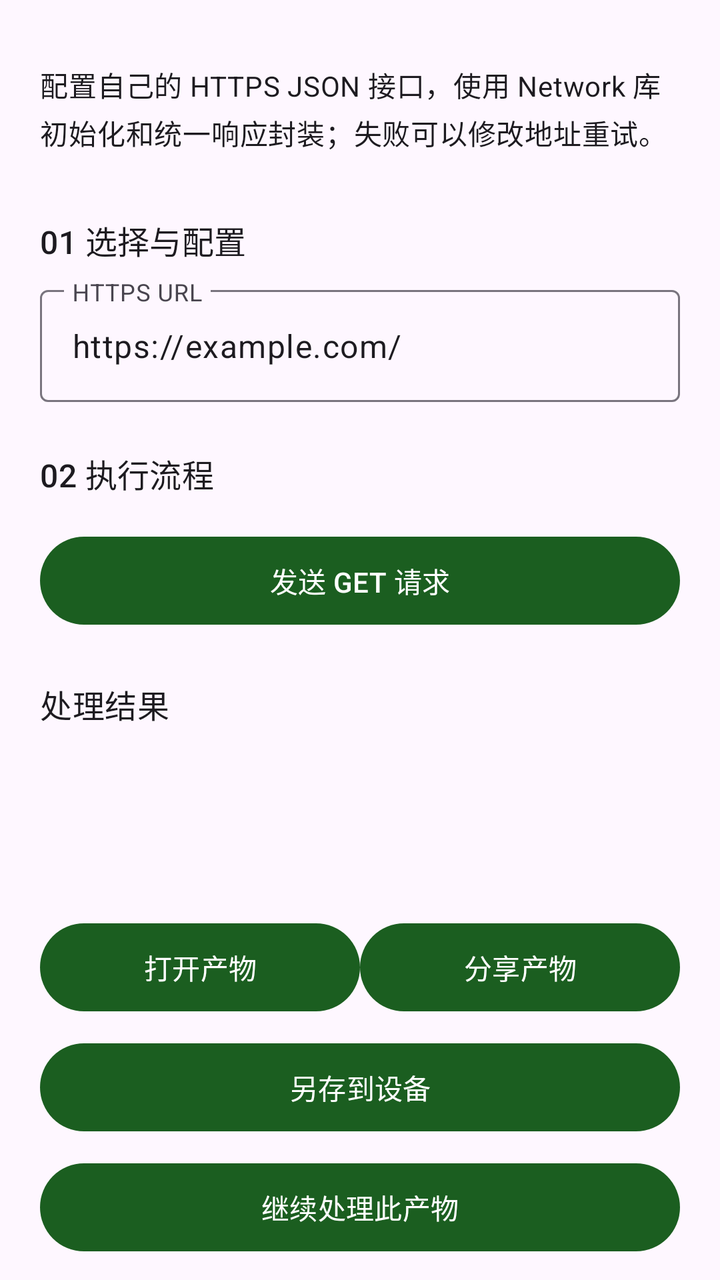
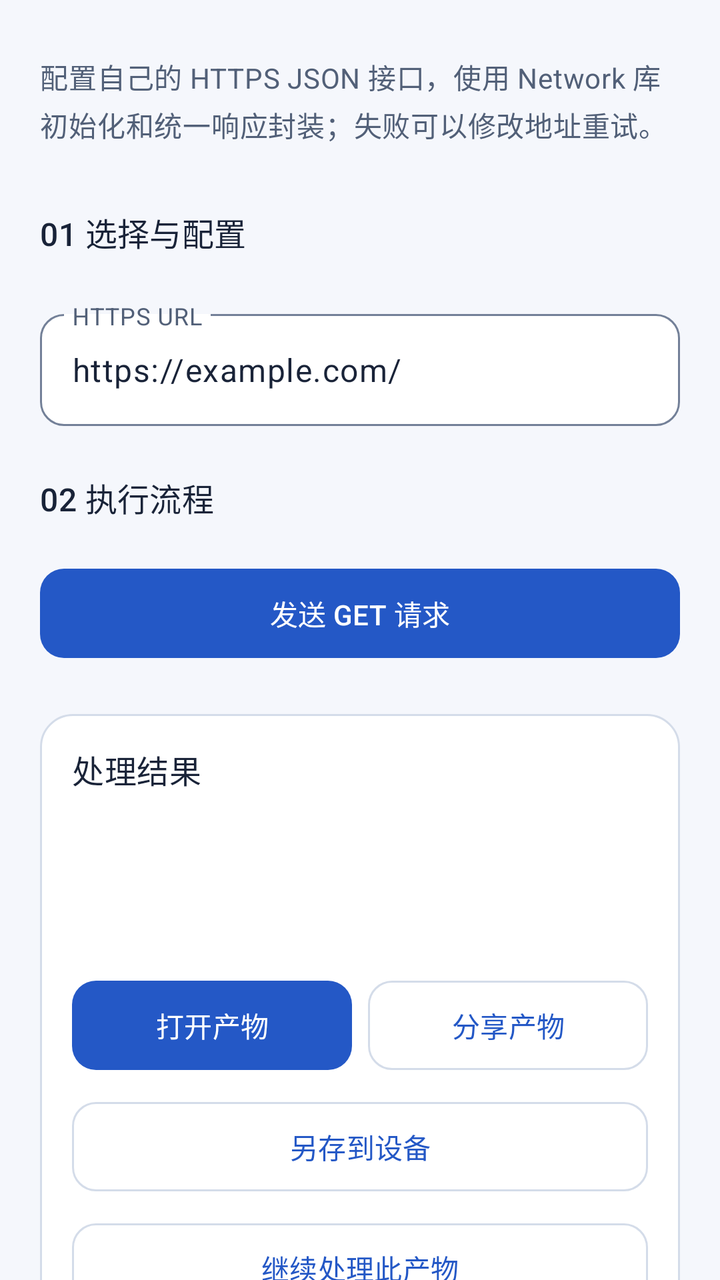

Screens rendered from an Android XML layout before and after an edit, with the pre-edit source and the edit as a unified diff.
<!-- AndroidManifest.xml: another module's application theme Theme.DevLib -->
<!-- res/layout/demo_network.xml -->
<?xml version='1.0' encoding='utf-8'?>
<ScrollView xmlns:android="http://schemas.android.com/apk/res/android" android:layout_width="match_parent" android:layout_height="match_parent" android:fillViewport="true" android:scrollbars="none" android:clipToPadding="false">
    <LinearLayout style="@style/Demo.Page">
        <TextView style="@style/Demo.Label" android:text="@string/demo_network_intro" />
        <TextView style="@style/Demo.Heading" android:text="@string/demo_network_input" />
        <com.google.android.material.textfield.TextInputLayout android:layout_width="match_parent" android:layout_height="wrap_content" android:hint="@string/demo_network_url">
            <com.google.android.material.textfield.TextInputEditText android:id="@+id/url" style="@style/Demo.Input" android:inputType="text" android:text="@string/demo_network_url_value" android:saveEnabled="true" />
        </com.google.android.material.textfield.TextInputLayout>
        <TextView style="@style/Demo.Heading" android:text="@string/demo_network_execute" />
        <com.google.android.material.button.MaterialButton android:id="@+id/request" style="@style/Demo.Button" android:text="@string/demo_network_request" />
        <include android:id="@+id/result" layout="@layout/demo_output" />
    </LinearLayout>
</ScrollView>
<!-- res/layout/demo_output.xml (included above) -->
<?xml version='1.0' encoding='utf-8'?>
<LinearLayout xmlns:android="http://schemas.android.com/apk/res/android" style="@style/Demo.Page" android:padding="0dp">
    <TextView style="@style/Demo.Heading" android:text="@string/demo_output" />
    <TextView android:id="@+id/inputs" style="@style/Demo.Label" android:textIsSelectable="true" />
    <ImageView android:id="@+id/inputPreview" android:layout_width="match_parent" android:layout_height="200dp" android:scaleType="fitCenter" android:contentDescription="@string/workspace_original" android:visibility="gone" />
    <ProgressBar android:id="@+id/progress" style="?android:attr/progressBarStyleHorizontal" android:layout_width="match_parent" android:layout_height="wrap_content" android:visibility="gone" />
    <TextView android:id="@+id/message" style="@style/Demo.Label" android:textIsSelectable="true" />
    <ImageView android:id="@+id/preview" android:layout_width="match_parent" android:layout_height="wrap_content" android:adjustViewBounds="true" android:maxHeight="360dp" android:contentDescription="@string/demo_preview" android:visibility="gone" />
    <com.google.android.material.button.MaterialButton android:id="@+id/cancel" style="@style/Demo.Button" android:text="@string/demo_cancel" android:visibility="gone" />
    <LinearLayout android:layout_width="match_parent" android:layout_height="wrap_content" android:orientation="horizontal">
        <com.google.android.material.button.MaterialButton android:id="@+id/open" style="@style/Demo.Button" android:layout_width="0dp" android:layout_weight="1" android:text="@string/demo_open" />
        <com.google.android.material.button.MaterialButton android:id="@+id/share" style="@style/Demo.Button" android:layout_width="0dp" android:layout_weight="1" android:text="@string/demo_share" />
    </LinearLayout>
    <com.google.android.material.button.MaterialButton android:id="@+id/save" style="@style/Demo.Button" android:text="@string/workspace_save" />
    <com.google.android.material.button.MaterialButton android:id="@+id/continueWith" style="@style/Demo.Button" android:text="@string/workspace_continue" />
</LinearLayout>
<!-- resources referenced by this layout -->
<resources>
  <style name="Demo.Button" parent="">
          <item name="android:layout_width">match_parent</item>
          <item name="android:layout_height">wrap_content</item>
          <item name="android:minHeight">52dp</item>
          <item name="android:layout_marginTop">8dp</item>
      </style>
  <style name="Demo.Heading" parent="Demo.Label">
          <item name="android:textAppearance">?attr/textAppearanceTitleMedium</item>
          <item name="android:layout_marginTop">24dp</item>
      </style>
  <style name="Demo.Input" parent="">
          <item name="android:layout_width">match_parent</item>
          <item name="android:layout_height">wrap_content</item>
          <item name="android:minHeight">56dp</item>
          <item name="android:layout_marginTop">8dp</item>
          <item name="android:importantForAutofill">no</item>
      </style>
  <style name="Demo.Label" parent="">
          <item name="android:layout_width">match_parent</item>
          <item name="android:layout_height">wrap_content</item>
          <item name="android:textAppearance">?attr/textAppearanceBodyMedium</item>
          <item name="android:layout_marginTop">12dp</item>
          <item name="android:layout_marginBottom">8dp</item>
      </style>
  <style name="Demo.Page" parent="">
          <item name="android:orientation">vertical</item>
          <item name="android:padding">20dp</item>
          <item name="android:layout_width">match_parent</item>
          <item name="android:layout_height">wrap_content</item>
      </style>
  <style name="Theme.DevLib" parent="Theme.Material3.DayNight.NoActionBar">
          <item name="colorPrimary">@color/primary</item>
          <item name="colorOnPrimary">@color/on_primary</item>
          <item name="android:statusBarColor">@android:color/transparent</item>
          <item name="android:navigationBarColor">@android:color/transparent</item>
          <item name="android:windowLightStatusBar">true</item>
          <item name="android:windowLightNavigationBar">true</item>
          <item name="android:enforceNavigationBarContrast">false</item>
      </style>
  <color name="primary">#1B5E20</color>
  <color name="on_primary">#FFFFFF</color>
  <!-- unchanged entries left out for length: 14 -->
</resources>

<!-- the commit's change to res/layout/demo_network.xml (unified diff, before → after) -->
@@ -3,27 +3,27 @@
     <LinearLayout style="@style/Demo.Page">
         <TextView style="@style/Demo.Label" android:text="@string/demo_network_intro" />
         <TextView style="@style/Demo.Heading" android:text="@string/demo_network_input" />
-        <com.google.android.material.textfield.TextInputLayout android:layout_width="match_parent" android:layout_height="wrap_content" android:hint="@string/demo_network_url">
+        <com.google.android.material.textfield.TextInputLayout style="@style/Demo.TextInputLayout" android:layout_width="match_parent" android:layout_height="wrap_content" android:hint="@string/demo_network_url">
             <com.google.android.material.textfield.TextInputEditText android:id="@+id/url" style="@style/Demo.Input" android:inputType="text" android:text="@string/demo_network_url_value" android:saveEnabled="true" />
         </com.google.android.material.textfield.TextInputLayout>
         <TextView style="@style/Demo.Heading" android:text="@string/demo_network_execute" />
-        <com.google.android.material.button.MaterialButton android:id="@+id/request" style="@style/Demo.Button" android:text="@string/demo_network_request" />
+        <com.google.android.material.button.MaterialButton android:id="@+id/request" style="@style/Demo.Button.Primary" android:text="@string/demo_network_request" />
         <include android:id="@+id/result" layout="@layout/demo_output" />
     </LinearLayout>
 </ScrollView>
 <!-- res/layout/demo_output.xml (included above) -->
 <?xml version='1.0' encoding='utf-8'?>
-<LinearLayout xmlns:android="http://schemas.android.com/apk/res/android" style="@style/Demo.Page" android:padding="0dp">
-    <TextView style="@style/Demo.Heading" android:text="@string/demo_output" />
+<LinearLayout xmlns:android="http://schemas.android.com/apk/res/android" style="@style/Demo.Page" android:padding="16dp" android:layout_marginTop="24dp" android:background="@drawable/demo_result_surface">
+    <TextView style="@style/Demo.Heading" android:layout_marginTop="0dp" android:text="@string/demo_output" />
     <TextView android:id="@+id/inputs" style="@style/Demo.Label" android:textIsSelectable="true" />
     <ImageView android:id="@+id/inputPreview" android:layout_width="match_parent" android:layout_height="200dp" android:scaleType="fitCenter" android:contentDescription="@string/workspace_original" android:visibility="gone" />
     <ProgressBar android:id="@+id/progress" style="?android:attr/progressBarStyleHorizontal" android:layout_width="match_parent" android:layout_height="wrap_content" android:visibility="gone" />
-    <TextView android:id="@+id/message" style="@style/Demo.Label" android:textIsSelectable="true" />
+    <TextView android:id="@+id/message" style="@style/Demo.Label" android:accessibilityLiveRegion="polite" android:textIsSelectable="true" />
     <ImageView android:id="@+id/preview" android:layout_width="match_parent" android:layout_height="wrap_content" android:adjustViewBounds="true" android:maxHeight="360dp" android:contentDescription="@string/demo_preview" android:visibility="gone" />
-    <com.google.android.material.button.MaterialButton android:id="@+id/cancel" style="@style/Demo.Button" android:text="@string/demo_cancel" android:visibility="gone" />
+    <com.google.android.material.button.MaterialButton android:id="@+id/cancel" style="@style/Demo.Button.Danger" android:text="@string/demo_cancel" android:visibility="gone" />
     <LinearLayout android:layout_width="match_parent" android:layout_height="wrap_content" android:orientation="horizontal">
-        <com.google.android.material.button.MaterialButton android:id="@+id/open" style="@style/Demo.Button" android:layout_width="0dp" android:layout_weight="1" android:text="@string/demo_open" />
-        <com.google.android.material.button.MaterialButton android:id="@+id/share" style="@style/Demo.Button" android:layout_width="0dp" android:layout_weight="1" android:text="@string/demo_share" />
+        <com.google.android.material.button.MaterialButton android:id="@+id/open" style="@style/Demo.Button.Primary" android:layout_marginEnd="4dp" android:layout_width="0dp" android:layout_weight="1" android:text="@string/demo_open" />
+        <com.google.android.material.button.MaterialButton android:id="@+id/share" style="@style/Demo.Button" android:layout_marginStart="4dp" android:layout_width="0dp" android:layout_weight="1" android:text="@string/demo_share" />
     </LinearLayout>
     <com.google.android.material.button.MaterialButton android:id="@+id/save" style="@style/Demo.Button" android:text="@string/workspace_save" />
     <com.google.android.material.button.MaterialButton android:id="@+id/continueWith" style="@style/Demo.Button" android:text="@string/workspace_continue" />
<!-- resource entries referenced after the edit -->
@@ -1,46 +1,130 @@
 <!-- resources referenced by this layout -->
 <resources>
-  <style name="Demo.Button" parent="">
+  <!-- drawable demo_result_surface (drawable) -->
+  <shape xmlns:android="http://schemas.android.com/apk/res/android" android:shape="rectangle">
+      <solid android:color="@color/dev_surface_card" />
+      <corners android:radius="16dp" />
+      <stroke android:width="1dp" android:color="@color/dev_outline_variant" />
+  </shape>
+  <style name="Demo.Button" parent="Widget.Material3.Button.OutlinedButton">
           <item name="android:layout_width">match_parent</item>
           <item name="android:layout_height">wrap_content</item>
-          <item name="android:minHeight">52dp</item>
+          <item name="android:minHeight">48dp</item>
+          <item name="android:minWidth">0dp</item>
           <item name="android:layout_marginTop">8dp</item>
+          <item name="android:textAllCaps">false</item>
+          <item name="cornerRadius">12dp</item>
+          <item name="strokeColor">@color/dev_outline_variant</item>
+          <item name="android:paddingTop">12dp</item>
+          <item name="android:paddingBottom">12dp</item>
+      </style>
+  <style name="Demo.Button.Danger" parent="Demo.Button">
+          <item name="android:textColor">@color/dev_error</item>
+      </style>
+  <style name="Demo.Button.Primary" parent="Widget.Material3.Button">
+          <item name="android:layout_width">match_parent</item>
+          <item name="android:layout_height">wrap_content</item>
+          <item name="android:minHeight">48dp</item>
+          <item name="android:minWidth">0dp</item>
+          <item name="android:layout_marginTop">8dp</item>
+          <item name="android:textAllCaps">false</item>
+          <item name="cornerRadius">12dp</item>
+          <item name="android:paddingTop">12dp</item>
+          <item name="android:paddingBottom">12dp</item>
       </style>
   <style name="Demo.Heading" parent="Demo.Label">
           <item name="android:textAppearance">?attr/textAppearanceTitleMedium</item>
+          <item name="android:textColor">@color/feature_res_on_surface</item>
           <item name="android:layout_marginTop">24dp</item>
+          <item name="android:layout_marginBottom">12dp</item>
+          <item name="android:accessibilityHeading">true</item>
       </style>
   <style name="Demo.Input" parent="">
           <item name="android:layout_width">match_parent</item>
           <item name="android:layout_height">wrap_content</item>
           <item name="android:minHeight">56dp</item>
-          <item name="android:layout_marginTop">8dp</item>
           <item name="android:importantForAutofill">no</item>
       </style>
   <style name="Demo.Label" parent="">
           <item name="android:layout_width">match_parent</item>
           <item name="android:layout_height">wrap_content</item>
           <item name="android:textAppearance">?attr/textAppearanceBodyMedium</item>
-          <item name="android:layout_marginTop">12dp</item>
+          <item name="android:textColor">@color/dev_on_surface_variant</item>
+          <item name="android:lineSpacingExtra">3dp</item>
+          <item name="android:layout_marginTop">8dp</item>
           <item name="android:layout_marginBottom">8dp</item>
       </style>
   <style name="Demo.Page" parent="">
           <item name="android:orientation">vertical</item>
           <item name="android:padding">20dp</item>
+          <item name="android:paddingBottom">32dp</item>
           <item name="android:layout_width">match_parent</item>
           <item name="android:layout_height">wrap_content</item>
       </style>
+  <style name="Demo.TextInputLayout" parent="Widget.Material3.TextInputLayout.OutlinedBox">
+          <item name="android:layout_marginTop">12dp</item>
+          <item name="boxCornerRadiusTopStart">12dp</item>
+          <item name="boxCornerRadiusTopEnd">12dp</item>
+          <item name="boxCornerRadiusBottomStart">12dp</item>
+          <item name="boxCornerRadiusBottomEnd">12dp</item>
+          <item name="boxBackgroundColor">@color/dev_surface_card</item>
+      </style>
   <style name="Theme.DevLib" parent="Theme.Material3.DayNight.NoActionBar">
-          <item name="colorPrimary">@color/primary</item>
-          <item name="colorOnPrimary">@color/on_primary</item>
+          <item name="colorPrimary">@color/dev_primary</item>
+          <item name="colorOnPrimary">@color/dev_on_primary</item>
+          <item name="colorPrimaryContainer">@color/dev_primary_container</item>
+          <item name="colorOnPrimaryContainer">@color/dev_on_primary_container</item>
+          <item name="colorSecondary">@color/dev_secondary</item>
+          <item name="colorOnSecondary">@color/dev_on_secondary</item>
+          <item name="colorSecondaryContainer">@color/dev_secondary_container</item>
+          <item name="colorOnSecondaryContainer">@color/dev_on_secondary_container</item>
+          <item name="colorTertiary">@color/dev_secondary</item>
+          <item name="colorOnTertiary">@color/dev_on_secondary</item>
+          <item name="colorTertiaryContainer">@color/dev_secondary_container</item>
+          <item name="colorOnTertiaryContainer">@color/dev_on_secondary_container</item>
+          <item name="android:colorBackground">@color/feature_res_surface</item>
+          <item name="android:windowBackground">@color/feature_res_surface</item>
+          <item name="colorOnBackground">@color/feature_res_on_surface</item>
+          <item name="colorSurface">@color/dev_surface_card</item>
+          <item name="colorOnSurface">@color/feature_res_on_surface</item>
+          <item name="colorSurfaceVariant">@color/dev_surface_variant</item>
+          <item name="colorOnSurfaceVariant">@color/dev_on_surface_variant</item>
+          <item name="colorSurfaceContainer">@color/dev_surface_card</item>
+          <item name="colorSurfaceContainerLow">@color/dev_surface_card</item>
+          <item name="colorSurfaceContainerHigh">@color/dev_surface_variant</item>
+          <item name="colorOutline">@color/dev_outline</item>
+          <item name="colorOutlineVariant">@color/dev_outline_variant</item>
+          <item name="colorError">@color/dev_error</item>
+          <item name="colorOnError">@color/dev_on_error</item>
+          <item name="colorErrorContainer">@color/dev_error_container</item>
+          <item name="colorOnErrorContainer">@color/dev_on_error_container</item>
+          <item name="textInputStyle">@style/Demo.TextInputLayout</item>
+          <item name="materialButtonStyle">@style/Demo.Button.Primary</item>
+          
+          <item name="android:windowLightStatusBar">@bool/dev_light_system_bars</item>
+          <item name="android:windowLightNavigationBar">@bool/dev_light_system_bars</item>
           <item name="android:statusBarColor">@android:color/transparent</item>
           <item name="android:navigationBarColor">@android:color/transparent</item>
-          <item name="android:windowLightStatusBar">true</item>
-          <item name="android:windowLightNavigationBar">true</item>
-          <item name="android:enforceNavigationBarContrast">false</item>
       </style>
-  <color name="primary">#1B5E20</color>
-  <color name="on_primary">#FFFFFF</color>
+  <color name="dev_surface_card">#FFFFFF</color>
+  <color name="dev_outline_variant">#D4DCE9</color>
+  <color name="dev_error">#B3261E</color>
+  <color name="feature_res_on_surface">#192338</color>
+  <color name="dev_on_surface_variant">#526078</color>
+  <color name="dev_primary">#2458C6</color>
+  <color name="dev_on_primary">#FFFFFF</color>
+  <color name="dev_primary_container">#DFE8FF</color>
+  <color name="dev_on_primary_container">#163567</color>
+  <color name="dev_secondary">#146C70</color>
+  <color name="dev_on_secondary">#FFFFFF</color>
+  <color name="dev_secondary_container">#D8F1F0</color>
+  <color name="dev_on_secondary_container">#124F53</color>
+  <color name="feature_res_surface">#F5F7FC</color>
+  <color name="dev_surface_variant">#E9EDF5</color>
+  <color name="dev_outline">#738098</color>
+  <color name="dev_on_error">#FFFFFF</color>
+  <color name="dev_error_container">#FCE3DF</color>
+  <color name="dev_on_error_container">#761F19</color>
   <!-- unchanged entries left out for length: 14 -->
 </resources>
 
